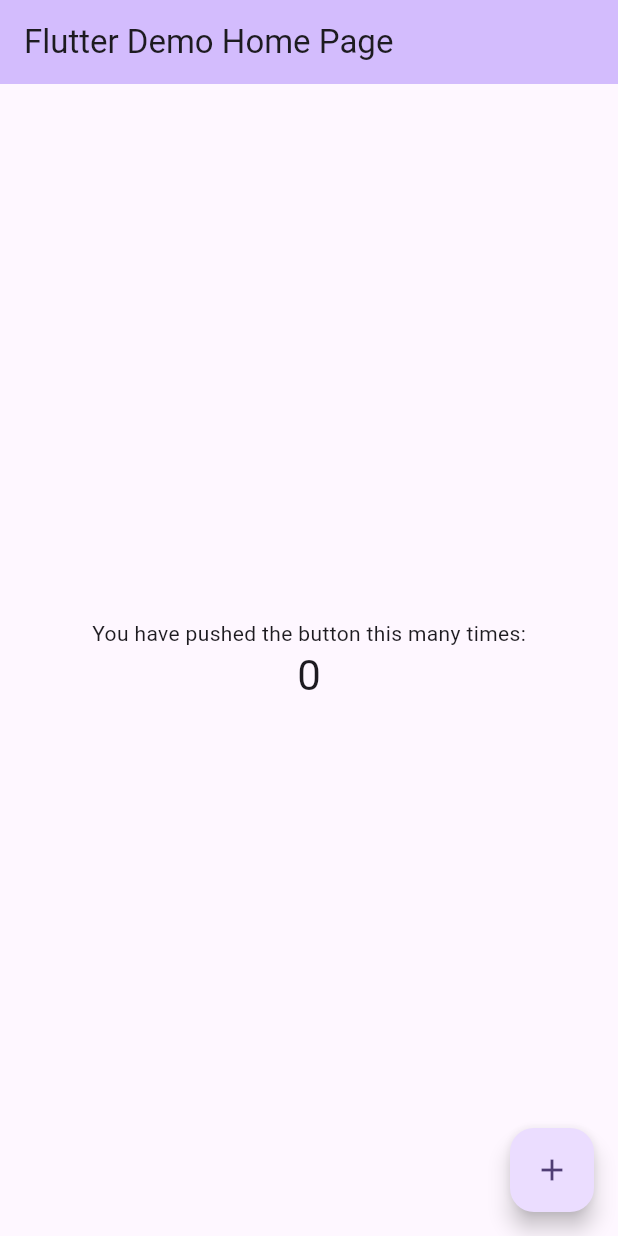
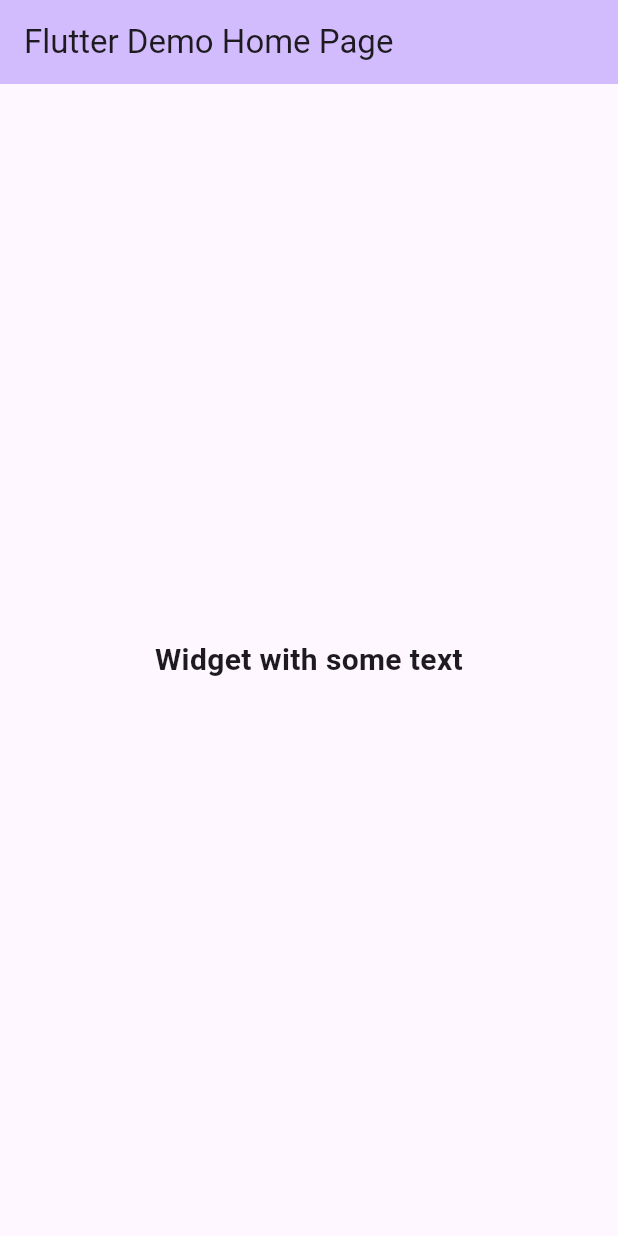
Before and after one commit to l-DoctorWhy-l/flutter3, a Flutter app: the screen it shows after launch, on a phone screen of 412 x 824 dp. Run offline on Flutter 3.47's test engine with Material 3 defaults, Android fonts, the phone set to English and light mode, and no system bars.

Commit message:
Виджет Text

```diff
--- a/lib/main.dart
+++ b/lib/main.dart
@@ -29,13 +29,6 @@ class MyHomePage extends StatefulWidget {
 }
 
 class _MyHomePageState extends State<MyHomePage> {
-  int _counter = 0;
-
-  void _incrementCounter() {
-    setState(() {
-      _counter++;
-    });
-  }
 
   @override
   Widget build(BuildContext context) {
@@ -53,19 +46,17 @@ class _MyHomePageState extends State<MyHomePage> {
 
           mainAxisAlignment: MainAxisAlignment.center,
           children: <Widget>[
-            const Text('You have pushed the button this many times:'),
-            Text(
-              '$_counter',
-              style: Theme.of(context).textTheme.headlineMedium,
+            const Text(
+              'Widget with some text',
+              style: TextStyle(
+                  fontSize: 20,
+                  fontWeight: FontWeight.bold,
+              ),
+              textAlign: TextAlign.center,
             ),
           ],
         ),
       ),
-      floatingActionButton: FloatingActionButton(
-        onPressed: _incrementCounter,
-        tooltip: 'Increment',
-        child: const Icon(Icons.add),
-      ),
     );
   }
 }
```
